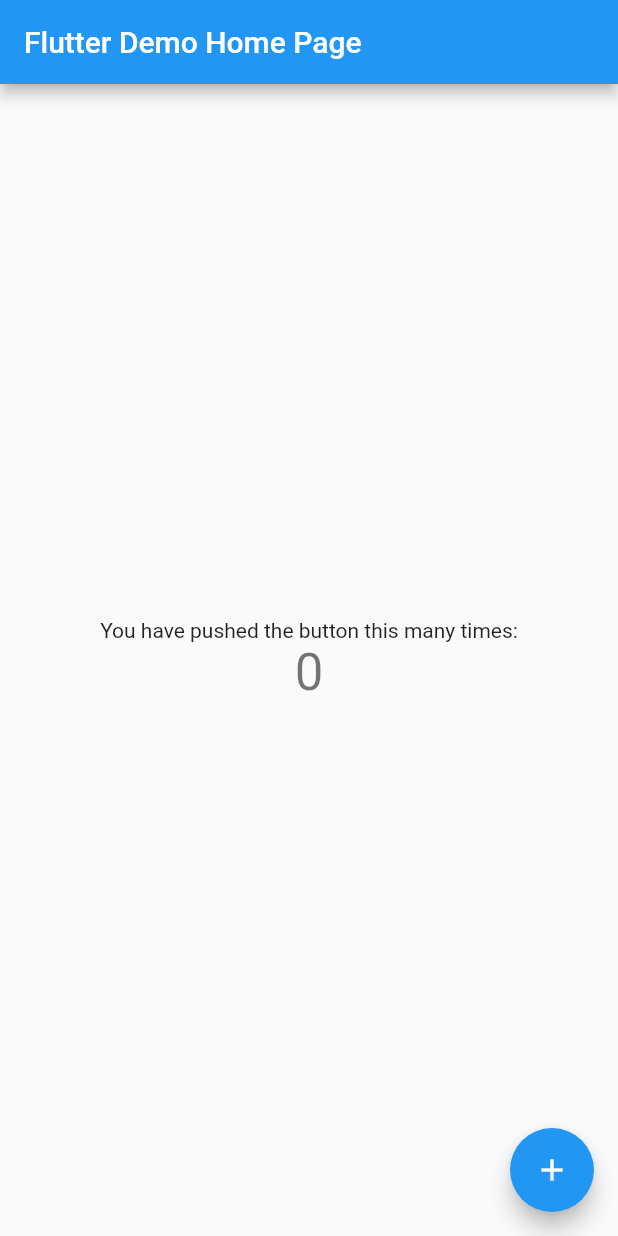
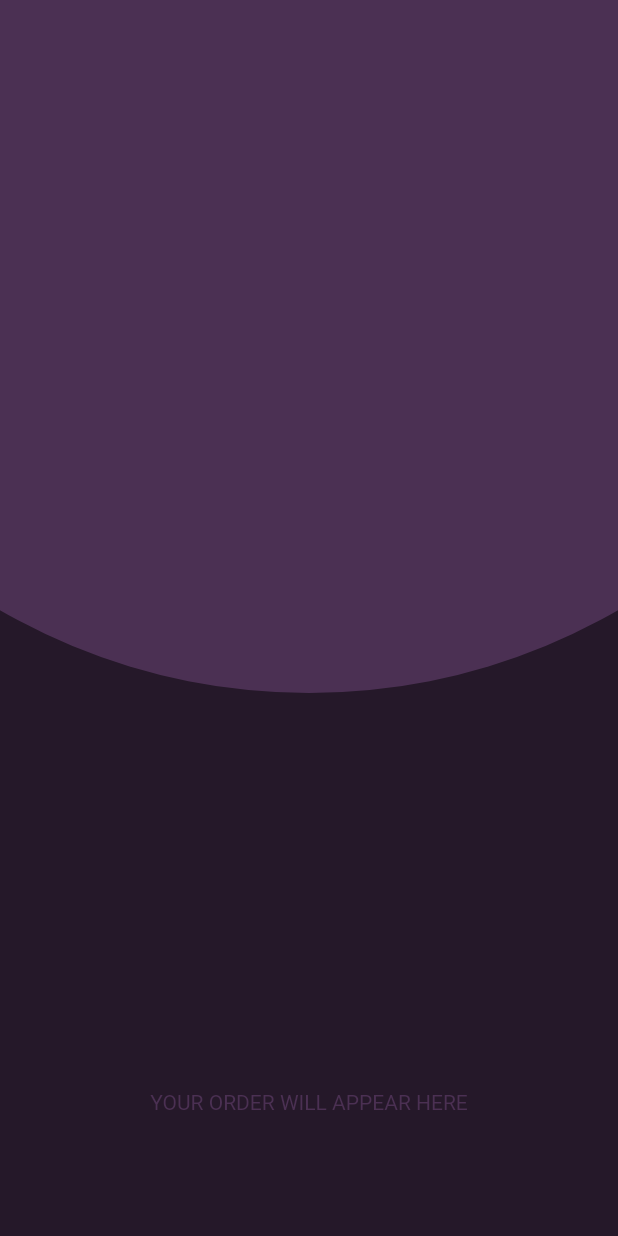
Before and after one commit to tomialagbe/flutter_ui_challenges, a Flutter app: the screen it shows after launch, on a phone screen of 412 x 824 dp. Run offline on Flutter 3.47's test engine with Material 2 defaults, Android fonts, the phone set to English and light mode, and no system bars; our stand-ins replace font_awesome_flutter.

Commit message:
Added colors

```diff
--- /dev/null
+++ b/drinkshop/lib/colors.dart
@@ -0,0 +1,11 @@
+import 'package:flutter/painting.dart';
+
+class DrinkShopColors {
+//  static final Color backgroundColor = new Color(0xFF4b3053);
+  static final Color backgroundColor = new Color(0xFF251829);
+
+//  static final Color backgroundAccentColor = new Color(0xFF907097);
+  static final Color backgroundAccentColor = new Color(0xFF4b3053);
+  static final Color buttonColor = new Color(0xFFFd5fb5);
+  static final Color buttonAccentColor = new Color(0xFFeecde1);
+}
--- /dev/null
+++ b/drinkshop/lib/drink_shop_home.dart
@@ -0,0 +1,62 @@
+import 'package:drinkshop/colors.dart';
+import 'package:flutter/material.dart';
+
+class DrinkShopHome extends StatelessWidget {
+  @override
+  Widget build(BuildContext context) {
+    return new Scaffold(
+      body: new Container(
+        color: DrinkShopColors.backgroundColor,
+        child: new Stack(
+          children: <Widget>[
+            _buildTopPanel(),
+            _buildOrderItems(),
+          ],
+        ),
+      ),
+    );
+  }
+
+  Widget _buildTopPanel() {
+    return new Stack(
+      children: <Widget>[
+        new ClipOval(
+          clipper: new CustomClipOval(),
+          child: new Container(
+            decoration: new BoxDecoration(
+              color: DrinkShopColors.backgroundAccentColor,
+            ),
+          ),
+        ),
+        new Row(
+          children: <Widget>[
+
+          ],
+        ),
+      ],
+    );
+  }
+
+  Widget _buildOrderItems() {
+    return new Align(
+      alignment: new Alignment(0.0, 0.8),
+      child: new Text(
+        "YOUR ORDER WILL APPEAR HERE",
+        style: new TextStyle(
+          color: DrinkShopColors.backgroundAccentColor,
+        ),
+      ),
+    );
+  }
+}
+
+class CustomClipOval extends CustomClipper<Rect> {
+  @override
+  Rect getClip(Size size) {
+    return new Rect.fromCircle(
+        center: new Offset(size.width / 2, 50.0), radius: size.width);
+  }
+
+  @override
+  bool shouldReclip(CustomClipper<Rect> oldClipper) => true;
+}
--- a/drinkshop/lib/main.dart
+++ b/drinkshop/lib/main.dart
@@ -1,109 +1,14 @@
+import 'package:drinkshop/drink_shop_home.dart';
 import 'package:flutter/material.dart';
 
-void main() => runApp(new MyApp());
-
-class MyApp extends StatelessWidget {
-  // This widget is the root of your application.
+class DrinkShopApp extends StatelessWidget {
   @override
   Widget build(BuildContext context) {
     return new MaterialApp(
-      title: 'Flutter Demo',
-      theme: new ThemeData(
-        // This is the theme of your application.
-        //
-        // Try running your application with "flutter run". You'll see the
-        // application has a blue toolbar. Then, without quitting the app, try
-        // changing the primarySwatch below to Colors.green and then invoke
-        // "hot reload" (press "r" in the console where you ran "flutter run",
-        // or press Run > Flutter Hot Reload in IntelliJ). Notice that the
-        // counter didn't reset back to zero; the application is not restarted.
-        primarySwatch: Colors.blue,
-      ),
-      home: new MyHomePage(title: 'Flutter Demo Home Page'),
+      title: "Drink Shop",
+      home: new DrinkShopHome(),
     );
   }
 }
 
-class MyHomePage extends StatefulWidget {
-  MyHomePage({Key key, this.title}) : super(key: key);
-
-  // This widget is the home page of your application. It is stateful, meaning
-  // that it has a State object (defined below) that contains fields that affect
-  // how it looks.
-
-  // This class is the configuration for the state. It holds the values (in this
-  // case the title) provided by the parent (in this case the App widget) and
-  // used by the build method of the State. Fields in a Widget subclass are
-  // always marked "final".
-
-  final String title;
-
-  @override
-  _MyHomePageState createState() => new _MyHomePageState();
-}
-
-class _MyHomePageState extends State<MyHomePage> {
-  int _counter = 0;
-
-  void _incrementCounter() {
-    setState(() {
-      // This call to setState tells the Flutter framework that something has
-      // changed in this State, which causes it to rerun the build method below
-      // so that the display can reflect the updated values. If we changed
-      // _counter without calling setState(), then the build method would not be
-      // called again, and so nothing would appear to happen.
-      _counter++;
-    });
-  }
-
-  @override
-  Widget build(BuildContext context) {
-    // This method is rerun every time setState is called, for instance as done
-    // by the _incrementCounter method above.
-    //
-    // The Flutter framework has been optimized to make rerunning build methods
-    // fast, so that you can just rebuild anything that needs updating rather
-    // than having to individually change instances of widgets.
-    return new Scaffold(
-      appBar: new AppBar(
-        // Here we take the value from the MyHomePage object that was created by
-        // the App.build method, and use it to set our appbar title.
-        title: new Text(widget.title),
-      ),
-      body: new Center(
-        // Center is a layout widget. It takes a single child and positions it
-        // in the middle of the parent.
-        child: new Column(
-          // Column is also layout widget. It takes a list of children and
-          // arranges them vertically. By default, it sizes itself to fit its
-          // children horizontally, and tries to be as tall as its parent.
-          //
-          // Invoke "debug paint" (press "p" in the console where you ran
-          // "flutter run", or select "Toggle Debug Paint" from the Flutter tool
-          // window in IntelliJ) to see the wireframe for each widget.
-          //
-          // Column has various properties to control how it sizes itself and
-          // how it positions its children. Here we use mainAxisAlignment to
-          // center the children vertically; the main axis here is the vertical
-          // axis because Columns are vertical (the cross axis would be
-          // horizontal).
-          mainAxisAlignment: MainAxisAlignment.center,
-          children: <Widget>[
-            new Text(
-              'You have pushed the button this many times:',
-            ),
-            new Text(
-              '$_counter',
-              style: Theme.of(context).textTheme.display1,
-            ),
-          ],
-        ),
-      ),
-      floatingActionButton: new FloatingActionButton(
-        onPressed: _incrementCounter,
-        tooltip: 'Increment',
-        child: new Icon(Icons.add),
-      ), // This trailing comma makes auto-formatting nicer for build methods.
-    );
-  }
-}
+void main() => runApp(new DrinkShopApp());
```
Also changed, not shown: drinkshop/pubspec.lock, 1 other file.
